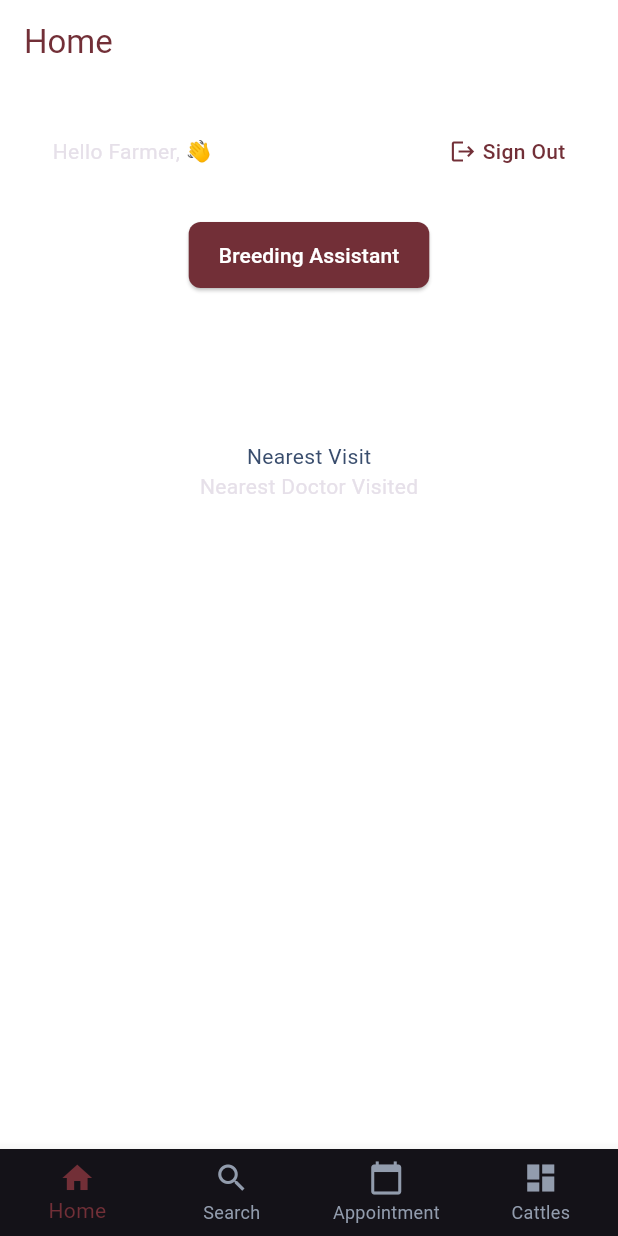
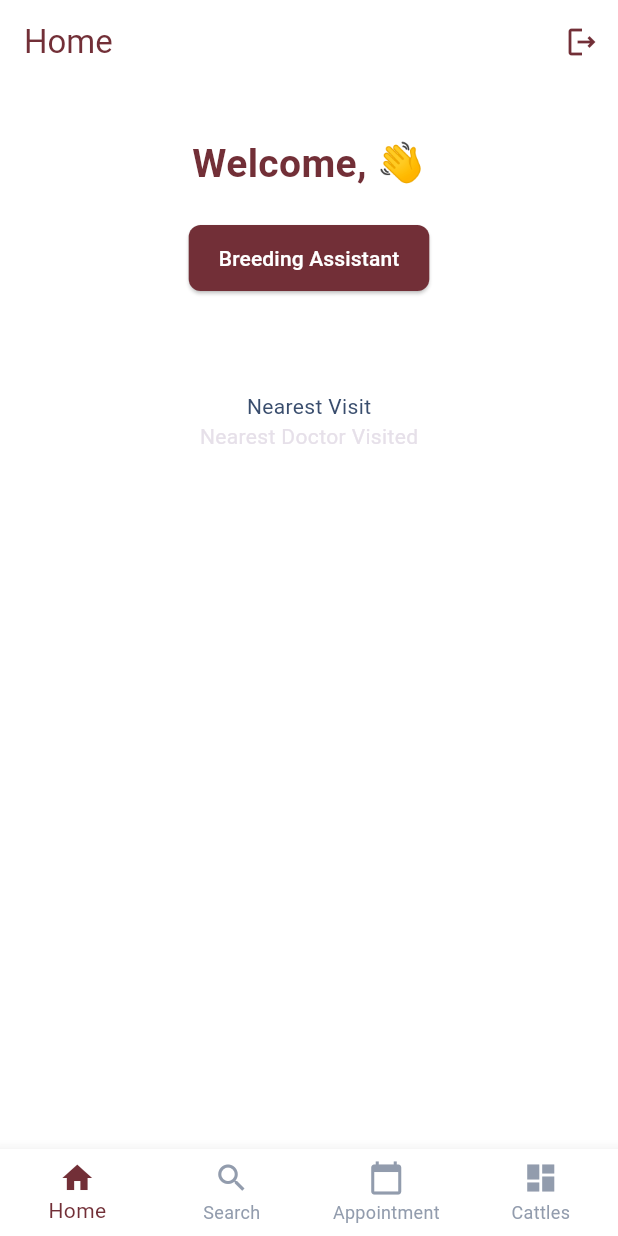
Before and after one commit to Vaibhav2154/Gaugyam, a Flutter app: the MainScreen screen opened directly, on a phone screen of 412 x 824 dp. Run offline on Flutter 3.47's test engine with Material 3 defaults, Android fonts, the light colour scheme and no system bars; our stand-ins replace firebase_auth, firebase_core, flutter_riverpod, riverpod_annotation; accounts and stored records are empty; generated files the repository leaves out were written again.

Commit message:
Updated home

```diff
--- a/lib/features/home/home_page.dart
+++ b/lib/features/home/home_page.dart
@@ -3,7 +3,7 @@ import 'package:flutter_riverpod/flutter_riverpod.dart';
 import 'package:gaugyam/core/theme/app_pallete.dart';
 import 'package:gaugyam/features/auth/pages/phoneauth_page.dart';
 import 'package:gaugyam/features/auth/providers/auth_providers.dart';
-import 'package:gaugyam/features/breeding_prog/breeding_prog.dart';
+import 'package:gaugyam/features/breeding_prog/pages/breeding_prog.dart';
 
 class HomePage extends ConsumerWidget {
   const HomePage({super.key});
@@ -17,20 +17,36 @@ class HomePage extends ConsumerWidget {
           current.state != AuthState.authenticated) {
         // Navigate to phone auth page and remove all previous routes
         Navigator.of(context).pushAndRemoveUntil(
-          MaterialPageRoute(builder: (context) => PhoneAuthScreen()),
+          PhoneAuthScreen.route(),
           (route) => false, // This removes all previous routes
         );
       }
     });
-
-    return  Scaffold(
+    return Scaffold(
       appBar: AppBar(
-          title: Text(
+        title: Align(
+          alignment: Alignment.centerLeft,
+          child: Text(
             'Home',
-            style: TextStyle(
-              color: AppPallete.gradient1,
+            style: TextStyle(color: AppPallete.gradient1),
+            textAlign: TextAlign.center,
           ),
         ),
+        actions: [
+          IconButton(
+            icon: Icon(Icons.logout_outlined, color: AppPallete.gradient1),
+            onPressed: () async {
+              // Sign out using Riverpod auth provider
+              await ref.read(authStateNotifierProvider.notifier).signOut();
+              // Alternative approach: If the listener doesn't work, navigate directly
+              // This is a fallback in case the listener doesn't trigger
+              if (!context.mounted) return;
+              Navigator.of(
+                context,
+              ).pushAndRemoveUntil(PhoneAuthScreen.route(), (route) => false);
+            },
+          ),
+        ],
       ),
       body: SizedBox(
         width: double.infinity,
@@ -41,56 +57,29 @@ class HomePage extends ConsumerWidget {
                 borderRadius: BorderRadius.circular(15),
                 color: AppPallete.whiteColor,
               ),
-                margin: EdgeInsets.all(15),
+              margin: const EdgeInsets.all(15),
               width: double.infinity,
-                height: 60,
-                padding: EdgeInsets.all(20),
-                child: Row(
-                  mainAxisAlignment: MainAxisAlignment.spaceBetween,
+              padding: const EdgeInsets.all(20),
+              child: Column(
                 children: [
-                    Text("Hello Farmer, 👋"),
-                    // Sign out button
-                    GestureDetector(
-                      onTap: () async {
-                        // Sign out using Riverpod auth provider
-                        await ref.read(authStateNotifierProvider.notifier).signOut();
-
-                        // Alternative approach: If the listener doesn't work, navigate directly
-                        // This is a fallback in case the listener doesn't trigger
-                        if (!context.mounted) return;
-                        Navigator.of(context).pushAndRemoveUntil(PhoneAuthScreen.route(), (route) => false);
-                      },
-                      child: Row(
-                        children: [
-                          Icon(Icons.logout, color: Color(0xFF722F37), size: 18),
-                          SizedBox(width: 4),
-                          Text(
-                            "Sign Out",
+                  const Text(
+                    "Welcome, 👋",
                     style: TextStyle(
-                              color: Color(0xFF722F37),
-                              fontWeight: FontWeight.w500,
+                      color: AppPallete.gradient1,
+                      fontSize: 26,
+                      fontWeight: FontWeight.bold,
                     ),
                   ),
-                        ],
-                      ),
-                    ),
-                  ],
-                ),
-              ),
-              Container(
-                child: Column(
-                  children: [
+                  const SizedBox(height: 20),
                   ElevatedButton(
                     onPressed: () {
                       Navigator.push(
                         context,
-                          MaterialPageRoute(
-                            builder: (context) => BreedingProg(),
-                          ),
+                        MaterialPageRoute(builder: (context) => BreedingProg()),
                       );
                     },
                     style: ElevatedButton.styleFrom(
-                        backgroundColor: Color(0xFF722F37), // Button color
+                      backgroundColor: AppPallete.gradient1, // Button color
                       foregroundColor: Colors.white, // Text color
                       padding: EdgeInsets.symmetric(
                         horizontal: 20,
@@ -107,7 +96,7 @@ class HomePage extends ConsumerWidget {
                 ],
               ),
             ),
-              SizedBox(height: 100),
+            SizedBox(height: 30),
             Text("Nearest Visit", style: TextStyle(color: Color(0xFF394D6D))),
             Container(child: Text("Nearest Doctor Visited")),
           ],
--- a/lib/features/home/home_screen.dart
+++ b/lib/features/home/home_screen.dart
@@ -1,4 +1,5 @@
 import 'package:flutter/material.dart';
+import 'package:gaugyam/core/theme/app_pallete.dart';
 import 'package:gaugyam/features/home/home_page.dart';
 
 
@@ -32,10 +33,12 @@ class _MainScreenState extends State<MainScreen> {
   Widget build(BuildContext context) {
     return Scaffold(
       body: IndexedStack(
+
         index: _selectedIndex,
         children: _pages,
       ),
       bottomNavigationBar: BottomNavigationBar(
+        backgroundColor: AppPallete.whiteColor,
         items: const [
           BottomNavigationBarItem(
             icon: Icon(Icons.home),
@@ -65,6 +68,8 @@ class _MainScreenState extends State<MainScreen> {
 }
 
 class HomeScreen extends StatelessWidget {
+  const HomeScreen({super.key});
+
   @override
   Widget build(BuildContext context) {
     return Scaffold(
@@ -76,6 +81,8 @@ class HomeScreen extends StatelessWidget {
 }
 
 class SearchScreen extends StatelessWidget {
+  const SearchScreen({super.key});
+
   @override
   Widget build(BuildContext context) {
     return Scaffold(
@@ -86,6 +93,8 @@ class SearchScreen extends StatelessWidget {
 }
 
 class AppointmentScreen extends StatelessWidget {
+  const AppointmentScreen({super.key});
+
   @override
   Widget build(BuildContext context) {
     return Scaffold(
@@ -96,6 +105,8 @@ class AppointmentScreen extends StatelessWidget {
 }
 
 class DashboardScreen extends StatelessWidget {
+  const DashboardScreen({super.key});
+
   @override
   Widget build(BuildContext context) {
     return Scaffold(
```
Lines whose indentation alone changed are shown as unchanged.
